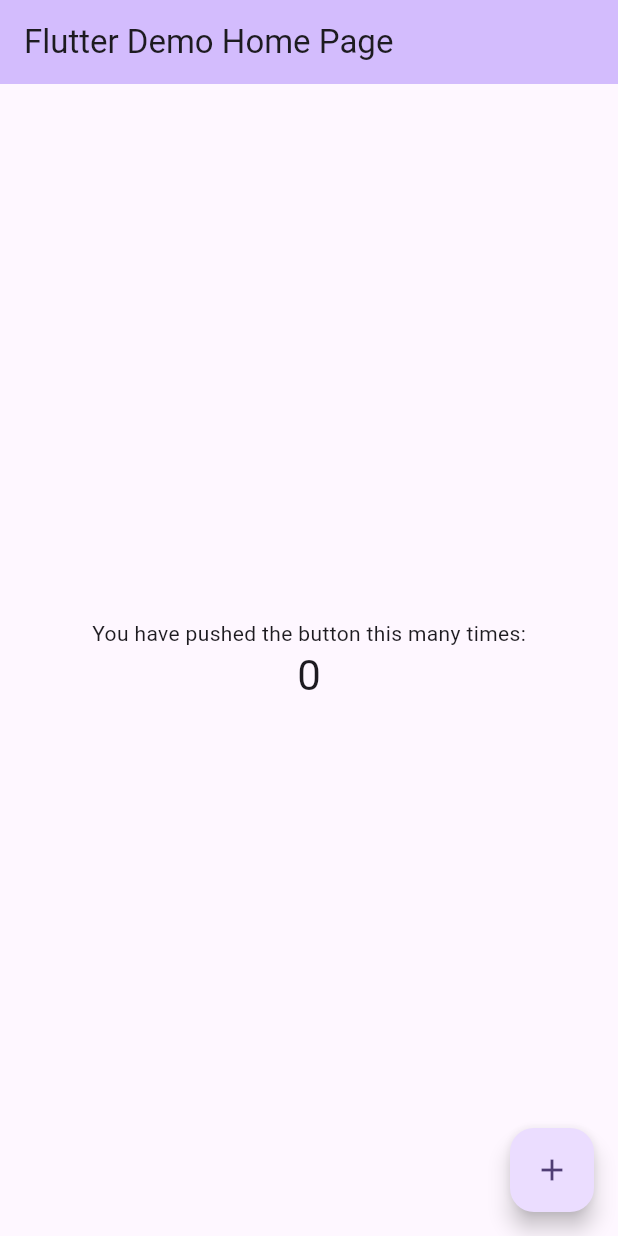
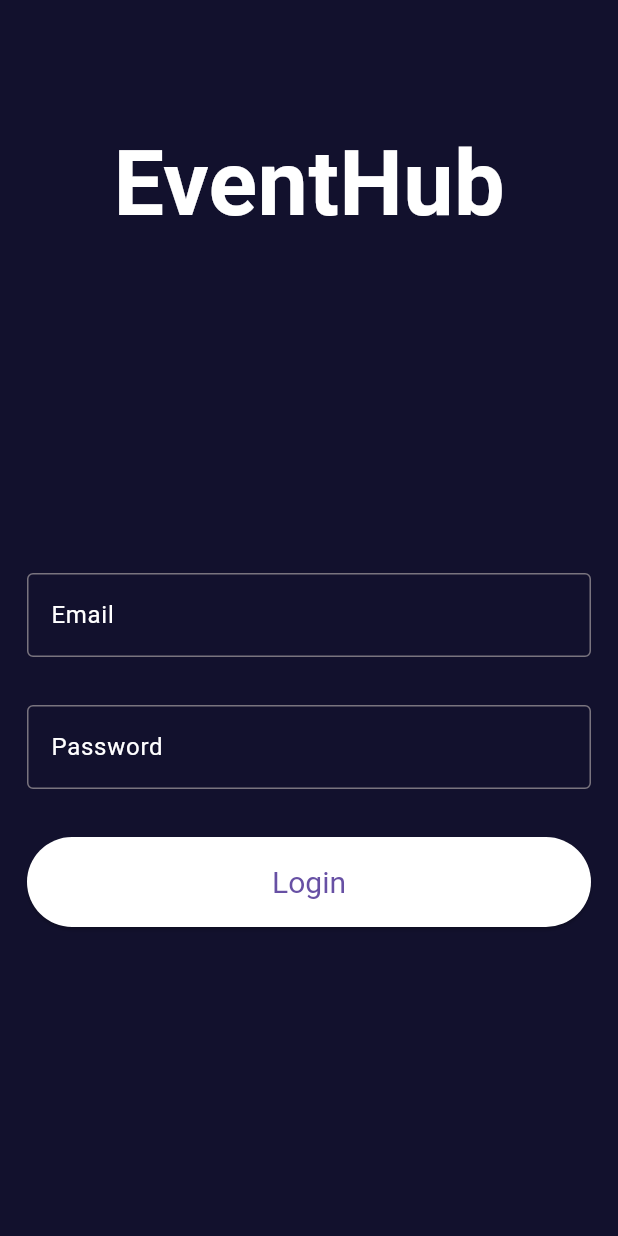
Before and after one commit to yohann1314/Projet-Annuel, a Flutter app: the screen it shows after launch, on a phone screen of 412 x 824 dp. Run offline on Flutter 3.47's test engine with Material 3 defaults, Android fonts, the light colour scheme and no system bars; Roboto replaces fonts that are missing (Arial).

Commit message:
Authentification Page

```diff
--- /dev/null
+++ b/lib/authentification.dart
@@ -0,0 +1,100 @@
+import 'package:flutter/material.dart';
+
+class AuthentificationPage extends StatelessWidget {
+  @override
+  Widget build(BuildContext context) {
+    return Scaffold(
+      backgroundColor: Color(0xFF12112D),
+      body: Column(
+        crossAxisAlignment: CrossAxisAlignment.center,
+        children: [
+          Padding(
+            padding: const EdgeInsets.only(top: 80), // Ajustez la valeur de top selon votre préférence
+            child: Text(
+              "EventHub",
+              style: TextStyle(
+                color: Colors.white,
+                fontSize: 60, // Taille de la police
+                fontWeight: FontWeight.bold, // Police en gras
+                fontFamily: 'Arial', // Remplacez "VotrePolice" par le nom de votre police
+              ),
+            ),
+          ),
+          Padding(
+            padding: const EdgeInsets.symmetric(horizontal: 10, vertical: 200),
+            child: Form(
+              child: Column(
+                crossAxisAlignment: CrossAxisAlignment.center,
+                children: [
+                  Padding(
+                    padding: const EdgeInsets.symmetric(horizontal: 8, vertical: 16),
+                    child: TextFormField(
+                      decoration: InputDecoration(
+                        border: OutlineInputBorder(
+                          borderSide: BorderSide(color: Colors.white),
+                        ),
+                        labelText: "Email",
+                        labelStyle: TextStyle(
+                          color: Colors.white,
+                        ),
+                      ),
+                      validator: (value) {
+                        if (value == null || value.isEmpty) {
+                          return 'Please enter your email';
+                        }
+                        return null;
+                      },
+                    ),
+                  ),
+                  Padding(
+                    padding: const EdgeInsets.symmetric(horizontal: 8, vertical: 16),
+                    child: TextFormField(
+                      obscureText: true,
+                      decoration: InputDecoration(
+                        border: OutlineInputBorder(
+                          borderSide: BorderSide(color: Colors.white),
+                        ),
+                        labelText: "Password",
+                        labelStyle: TextStyle(
+                          color: Colors.white,
+                        ),
+                      ),
+                      validator: (value) {
+                        if (value == null || value.isEmpty) {
+                          return 'Please enter your password';
+                        }
+                        return null;
+                      },
+                    ),
+                  ),
+                  Padding(
+                    padding: const EdgeInsets.symmetric(horizontal: 8, vertical: 16.0),
+                    child: ElevatedButton(
+                      onPressed: () {
+                        if (true == true) {
+                          // Navigate the user to the Home page
+                        } else {
+                          ScaffoldMessenger.of(context).showSnackBar(
+                            const SnackBar(content: Text('Please fill input')),
+                          );
+                        }
+                      },
+                      style: ElevatedButton.styleFrom(
+                        textStyle: TextStyle(fontSize: 20, color: Colors.black),
+                        minimumSize: Size(double.infinity, 60), // Taille du texte du bouton
+                        padding: EdgeInsets.symmetric(vertical: 18),
+                        backgroundColor: Colors.white,// Ajustez la hauteur du bouton
+                        shape: StadiumBorder(),// Autres propriétés de style que vous pouvez spécifier
+                      ),
+                      child: const Text('Login'),
+                    ),
+                  ),
+                ],
+              ),
+            ),
+          ),
+        ],
+      ),
+    );
+  }
+}
--- a/lib/main.dart
+++ b/lib/main.dart
@@ -1,4 +1,5 @@
 import 'package:flutter/material.dart';
+import 'authentification.dart';
 
 void main() {
   runApp(const MyApp());
@@ -12,114 +13,7 @@
   Widget build(BuildContext context) {
     return MaterialApp(
       title: 'Flutter Demo',
-      theme: ThemeData(
-        // This is the theme of your application.
-        //
-        // TRY THIS: Try running your application with "flutter run". You'll see
-        // the application has a purple toolbar. Then, without quitting the app,
-        // try changing the seedColor in the colorScheme below to Colors.green
-        // and then invoke "hot reload" (save your changes or press the "hot
-        // reload" button in a Flutter-supported IDE, or press "r" if you used
-        // the command line to start the app).
-        //
-        // Notice that the counter didn't reset back to zero; the application
-        // state is not lost during the reload. To reset the state, use hot
-        // restart instead.
-        //
-        // This works for code too, not just values: Most code changes can be
-        // tested with just a hot reload.
-        colorScheme: ColorScheme.fromSeed(seedColor: Colors.deepPurple),
-        useMaterial3: true,
-      ),
-      home: const MyHomePage(title: 'Flutter Demo Home Page'),
+      home: AuthentificationPage(),
     );
   }
 }
-
-class MyHomePage extends StatefulWidget {
-  const MyHomePage({super.key, required this.title});
-
-  // This widget is the home page of your application. It is stateful, meaning
-  // that it has a State object (defined below) that contains fields that affect
-  // how it looks.
-
-  // This class is the configuration for the state. It holds the values (in this
-  // case the title) provided by the parent (in this case the App widget) and
-  // used by the build method of the State. Fields in a Widget subclass are
-  // always marked "final".
-
-  final String title;
-
-  @override
-  State<MyHomePage> createState() => _MyHomePageState();
-}
-
-class _MyHomePageState extends State<MyHomePage> {
-  int _counter = 0;
-
-  void _incrementCounter() {
-    setState(() {
-      // This call to setState tells the Flutter framework that something has
-      // changed in this State, which causes it to rerun the build method below
-      // so that the display can reflect the updated values. If we changed
-      // _counter without calling setState(), then the build method would not be
-      // called again, and so nothing would appear to happen.
-      _counter++;
-    });
-  }
-
-  @override
-  Widget build(BuildContext context) {
-    // This method is rerun every time setState is called, for instance as done
-    // by the _incrementCounter method above.
-    //
-    // The Flutter framework has been optimized to make rerunning build methods
-    // fast, so that you can just rebuild anything that needs updating rather
-    // than having to individually change instances of widgets.
-    return Scaffold(
-      appBar: AppBar(
-        // TRY THIS: Try changing the color here to a specific color (to
-        // Colors.amber, perhaps?) and trigger a hot reload to see the AppBar
-        // change color while the other colors stay the same.
-        backgroundColor: Theme.of(context).colorScheme.inversePrimary,
-        // Here we take the value from the MyHomePage object that was created by
-        // the App.build method, and use it to set our appbar title.
-        title: Text(widget.title),
-      ),
-      body: Center(
-        // Center is a layout widget. It takes a single child and positions it
-        // in the middle of the parent.
-        child: Column(
-          // Column is also a layout widget. It takes a list of children and
-          // arranges them vertically. By default, it sizes itself to fit its
-          // children horizontally, and tries to be as tall as its parent.
-          //
-          // Column has various properties to control how it sizes itself and
-          // how it positions its children. Here we use mainAxisAlignment to
-          // center the children vertically; the main axis here is the vertical
-          // axis because Columns are vertical (the cross axis would be
-          // horizontal).
-          //
-          // TRY THIS: Invoke "debug painting" (choose the "Toggle Debug Paint"
-          // action in the IDE, or press "p" in the console), to see the
-          // wireframe for each widget.
-          mainAxisAlignment: MainAxisAlignment.center,
-          children: <Widget>[
-            const Text(
-              'You have pushed the button this many times:',
-            ),
-            Text(
-              '$_counter',
-              style: Theme.of(context).textTheme.headlineMedium,
-            ),
-          ],
-        ),
-      ),
-      floatingActionButton: FloatingActionButton(
-        onPressed: _incrementCounter,
-        tooltip: 'Increment',
-        child: const Icon(Icons.add),
-      ), // This trailing comma makes auto-formatting nicer for build methods.
-    );
-  }
-}
```
